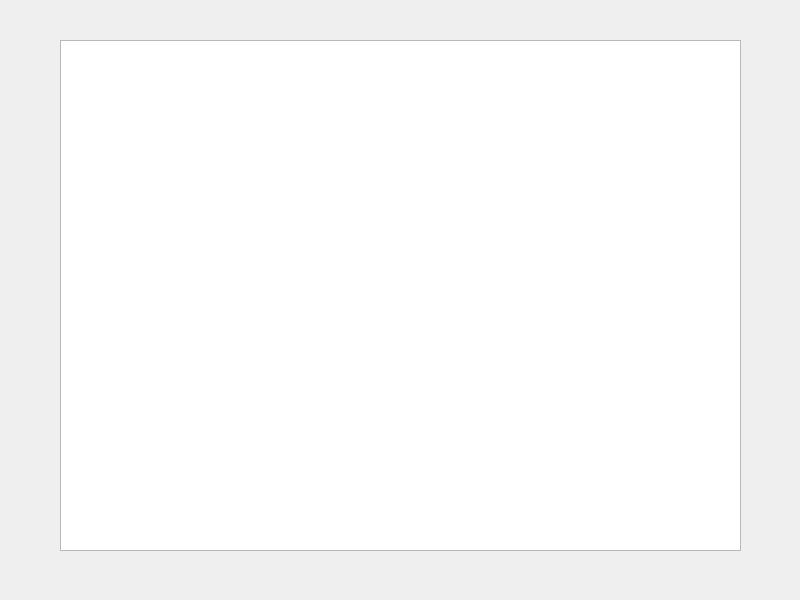
Qt form Visualizer/widget.ui (sauzzon/Visualization) before a commit.
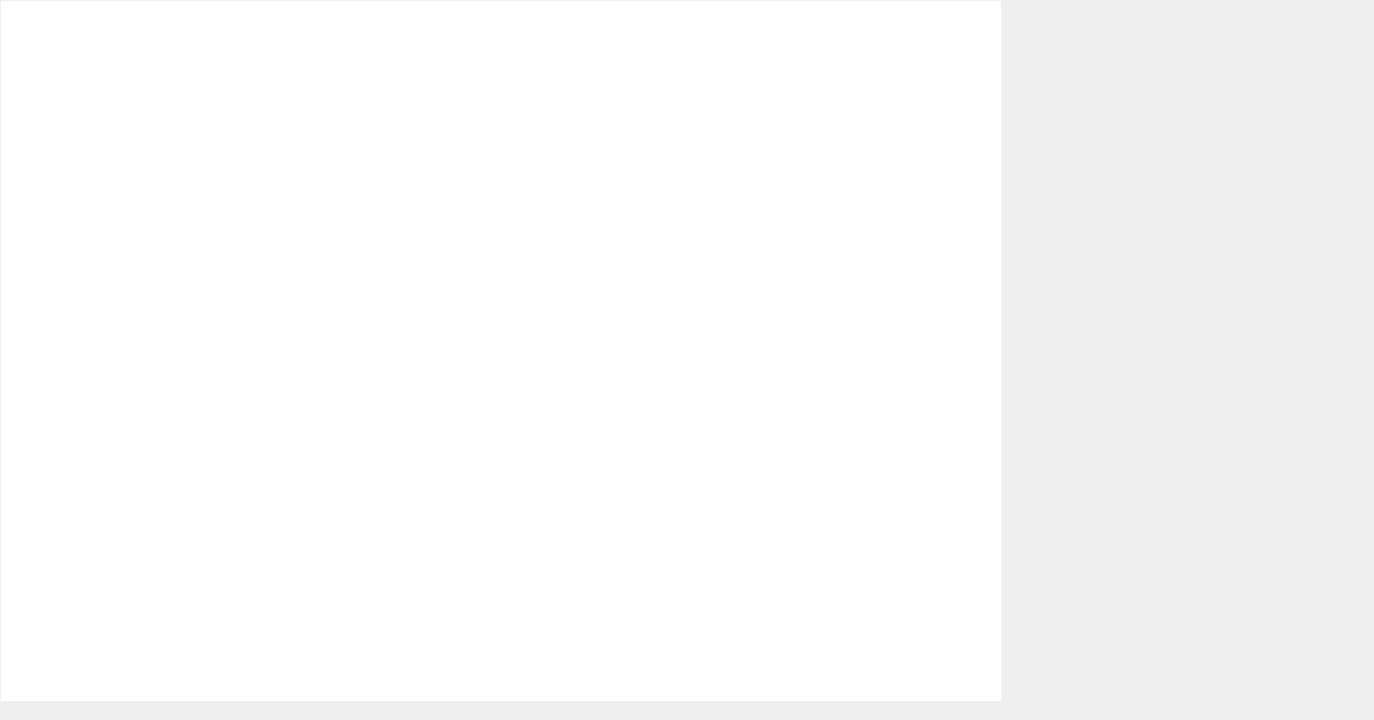
The same form after that commit.

```diff
--- a/Visualizer/widget.ui
+++ b/Visualizer/widget.ui
@@ -6,27 +6,37 @@
    <rect>
     <x>0</x>
     <y>0</y>
-    <width>800</width>
-    <height>600</height>
+    <width>1374</width>
+    <height>720</height>
    </rect>
   </property>
   <property name="windowTitle">
    <string>Widget</string>
   </property>
-  <widget class="QWidget" name="horizontalLayoutWidget">
+  <widget class="QGraphicsView" name="visualizingBackground">
    <property name="geometry">
     <rect>
-     <x>60</x>
-     <y>40</y>
-     <width>681</width>
-     <height>511</height>
+     <x>1</x>
+     <y>1</y>
+     <width>1000</width>
+     <height>700</height>
     </rect>
    </property>
-   <layout class="QHBoxLayout" name="horizontalLayout">
-    <item>
-     <widget class="QGraphicsView" name="visualizingBackground"/>
-    </item>
-   </layout>
+   <property name="minimumSize">
+    <size>
+     <width>1000</width>
+     <height>700</height>
+    </size>
+   </property>
+   <property name="frameShape">
+    <enum>QFrame::NoFrame</enum>
+   </property>
+   <property name="verticalScrollBarPolicy">
+    <enum>Qt::ScrollBarAlwaysOff</enum>
+   </property>
+   <property name="horizontalScrollBarPolicy">
+    <enum>Qt::ScrollBarAlwaysOff</enum>
+   </property>
   </widget>
  </widget>
  <resources/>
```
